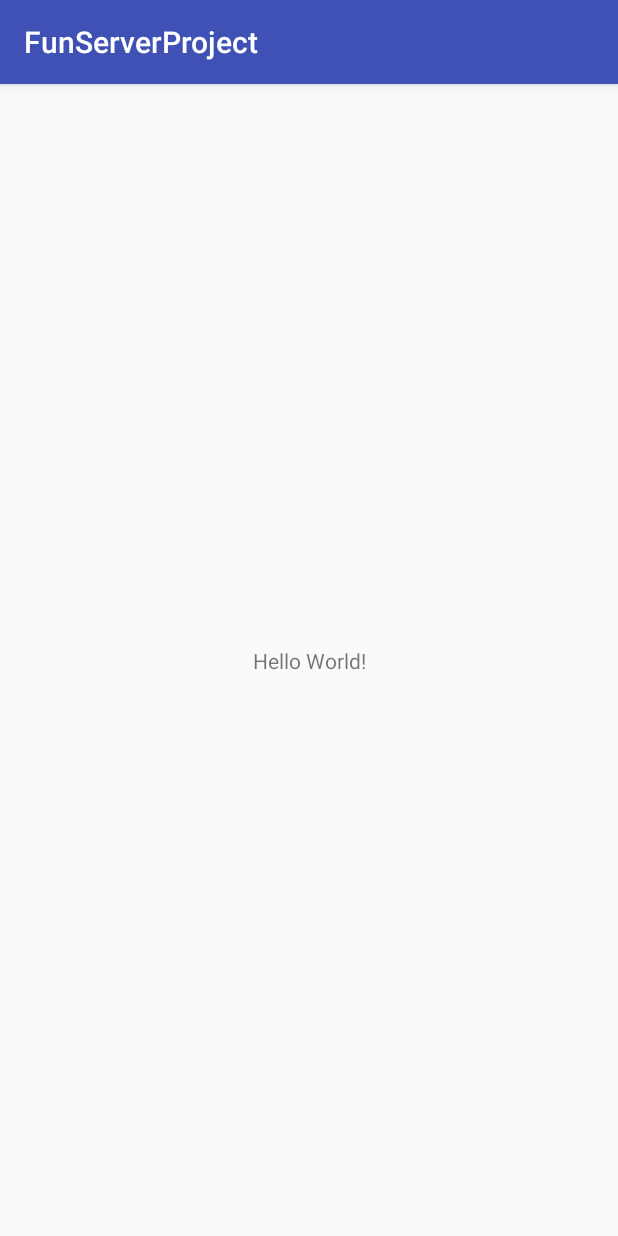
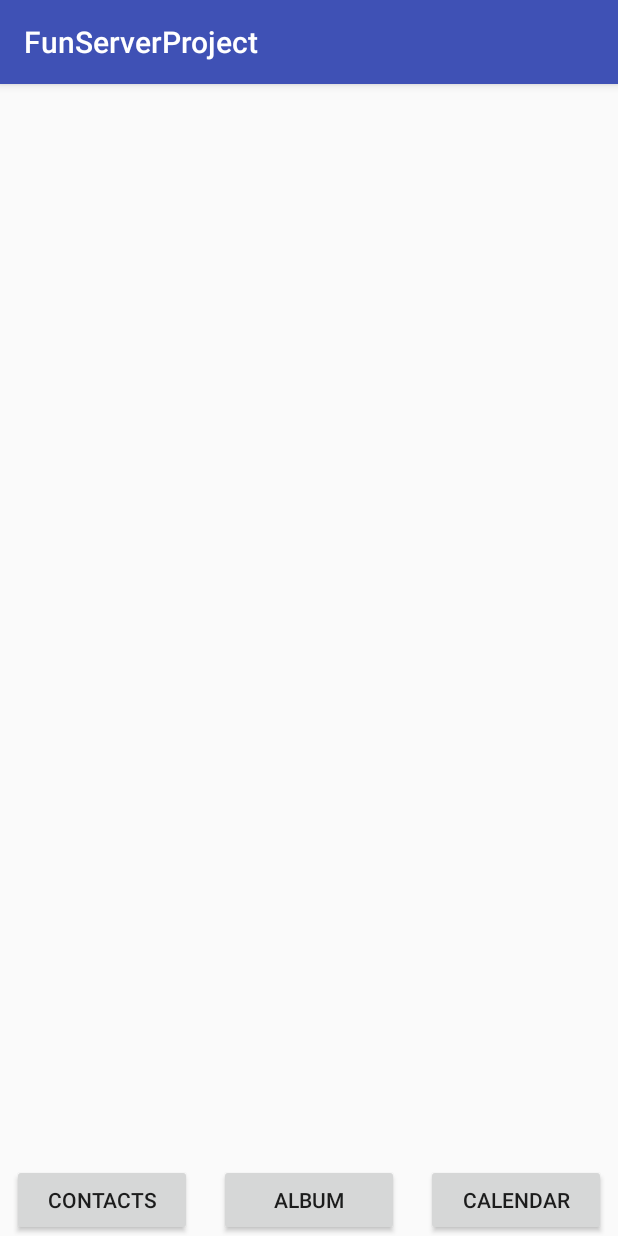
Before and after one commit to jaeyubsong/FunServerProject, an Android app: the screen it shows after launch (MainActivity), on a phone screen of 412 x 824 dp. Run offline under Robolectric (Android 15) with nearby library versions, the phone set to English and light mode, and no system bars.

Commit message:
basic tab complete

```diff
--- a/app/src/main/java/com/example/user/funserverproject/MainActivity.java
+++ b/app/src/main/java/com/example/user/funserverproject/MainActivity.java
@@ -1,13 +1,83 @@
 package com.example.user.funserverproject;
 
+import android.support.v4.app.FragmentTransaction;
 import android.support.v7.app.AppCompatActivity;
 import android.os.Bundle;
+import android.util.Log;
+import android.view.View;
+import android.view.View.OnClickListener;
+import android.widget.Button;
 
-public class MainActivity extends AppCompatActivity {
+public class MainActivity extends AppCompatActivity implements OnClickListener {
+
+    private final int Contact_Fragment = 1;
+    private final int Gallery_Fragment = 2;
+    private final int Custom_Fragment = 3;
+    private final String TAG = "MainActivity";
+
+    private Button btn_tab1, btn_tab2, btn_tab3;
+
 
     @Override
     protected void onCreate(Bundle savedInstanceState) {
         super.onCreate(savedInstanceState);
         setContentView(R.layout.activity_main);
+
+        btn_tab1 = (Button)findViewById(R.id.btn_tab1);
+        btn_tab2 = (Button)findViewById(R.id.btn_tab2);
+        btn_tab3 = (Button)findViewById(R.id.btn_tab3);
+
+        btn_tab1.setOnClickListener(this);
+        btn_tab2.setOnClickListener(this);
+        btn_tab3.setOnClickListener(this);
+
+
+
+
+    }
+
+    public void callFragment (int frag_num) {
+        FragmentTransaction transaction = getSupportFragmentManager().beginTransaction();
+        switch (frag_num) {
+            case 1:
+                Fragment1 fragment1 = new Fragment1();
+                transaction.replace(R.id.fragment_container, fragment1);
+                transaction.commit();
+                break;
+
+            case 2:
+                Fragment2 fragment2 = new Fragment2();
+                transaction.replace(R.id.fragment_container, fragment2);
+                transaction.commit();
+                break;
+
+            case 3:
+                Fragment3 fragment3 = new Fragment3();
+                transaction.replace(R.id.fragment_container, fragment3);
+                transaction.commit();
+                break;
+        }
+    }
+
+    public void onClick() {
+
+    }
+
+    @Override
+    public void onClick(View view) {
+        Log.d(TAG, "Button selected");
+        switch (view.getId()) {
+            case R.id.btn_tab1:
+                callFragment(Contact_Fragment);
+                break;
+
+            case R.id.btn_tab2:
+                callFragment(Gallery_Fragment);
+                break;
+
+            case R.id.btn_tab3:
+                callFragment(Custom_Fragment);
+                break;
+        }
     }
 }
--- a/app/src/main/res/layout/activity_main.xml
+++ b/app/src/main/res/layout/activity_main.xml
@@ -1,18 +1,42 @@
 <?xml version="1.0" encoding="utf-8"?>
-<android.support.constraint.ConstraintLayout xmlns:android="http://schemas.android.com/apk/res/android"
-    xmlns:app="http://schemas.android.com/apk/res-auto"
-    xmlns:tools="http://schemas.android.com/tools"
+<RelativeLayout xmlns:android="http://schemas.android.com/apk/res/android"
     android:layout_width="match_parent"
-    android:layout_height="match_parent"
-    tools:context="com.example.user.funserverproject.MainActivity">
+    android:layout_height="match_parent" >
 
-    <TextView
-        android:layout_width="wrap_content"
+
+    <FrameLayout xmlns:android="http://schemas.android.com/apk/res/android"
+        android:id="@+id/fragment_container"
+        android:layout_width="match_parent"
+        android:layout_height="match_parent"
+        android:layout_above="@+id/btn_tab1" />
+
+    <Button
+        android:id="@+id/btn_tab1"
+        style="@style/Widget.AppCompat.Button"
+        android:layout_width="120dp"
         android:layout_height="wrap_content"
-        android:text="Hello World!"
-        app:layout_constraintBottom_toBottomOf="parent"
-        app:layout_constraintLeft_toLeftOf="parent"
-        app:layout_constraintRight_toRightOf="parent"
-        app:layout_constraintTop_toTopOf="parent" />
+        android:layout_alignParentBottom="true"
+        android:layout_alignParentStart="true"
+        android:layout_marginStart="8dp"
+        android:text="Contacts" />
 
-</android.support.constraint.ConstraintLayout>
+
+    <Button
+        android:id="@+id/btn_tab2"
+        android:layout_width="120dp"
+        android:layout_height="wrap_content"
+        android:layout_alignParentBottom="true"
+        android:layout_centerHorizontal="true"
+        android:text="Album" />
+
+    <Button
+        android:id="@+id/btn_tab3"
+        android:layout_width="120dp"
+        android:layout_height="wrap_content"
+        android:layout_alignParentBottom="true"
+        android:layout_alignParentEnd="true"
+        android:layout_marginEnd="8dp"
+        android:text="Calendar" />
+
+
+</RelativeLayout>
```
Also changed, not shown: app/src/main/java/com/example/user/funserverproject/Fragment1.java (added, +26 -0 lines), app/src/main/java/com/example/user/funserverproject/Fragment2.java (added, +26 -0 lines), app/src/main/java/com/example/user/funserverproject/Fragment3.java (added, +26 -0 lines).
